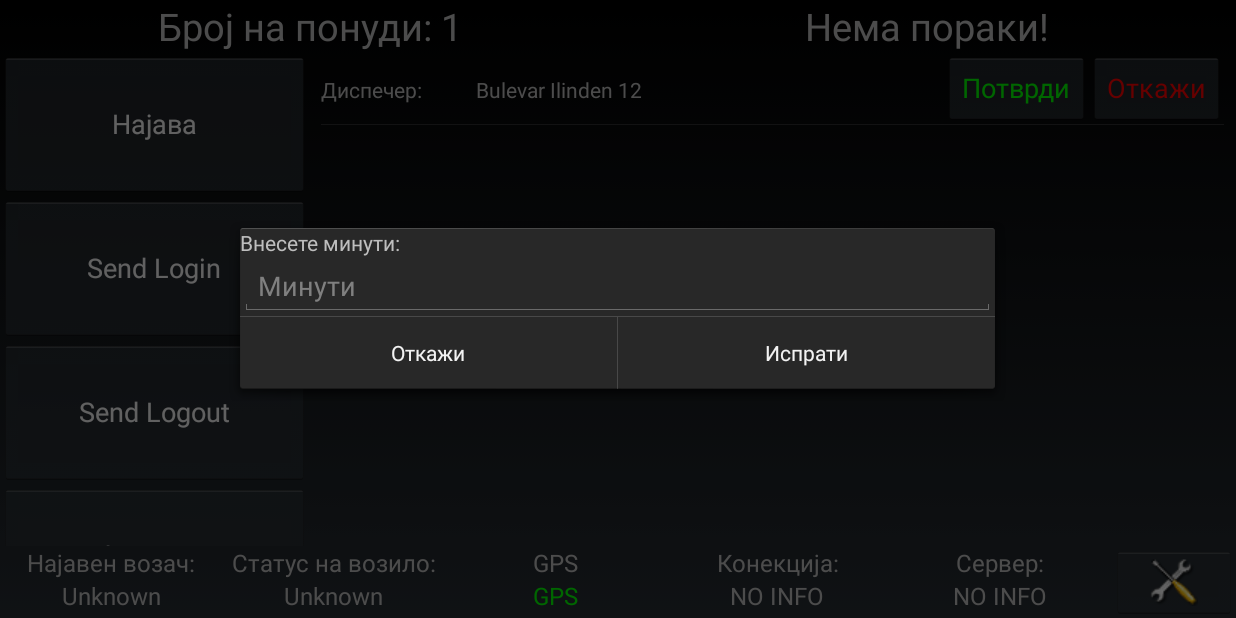
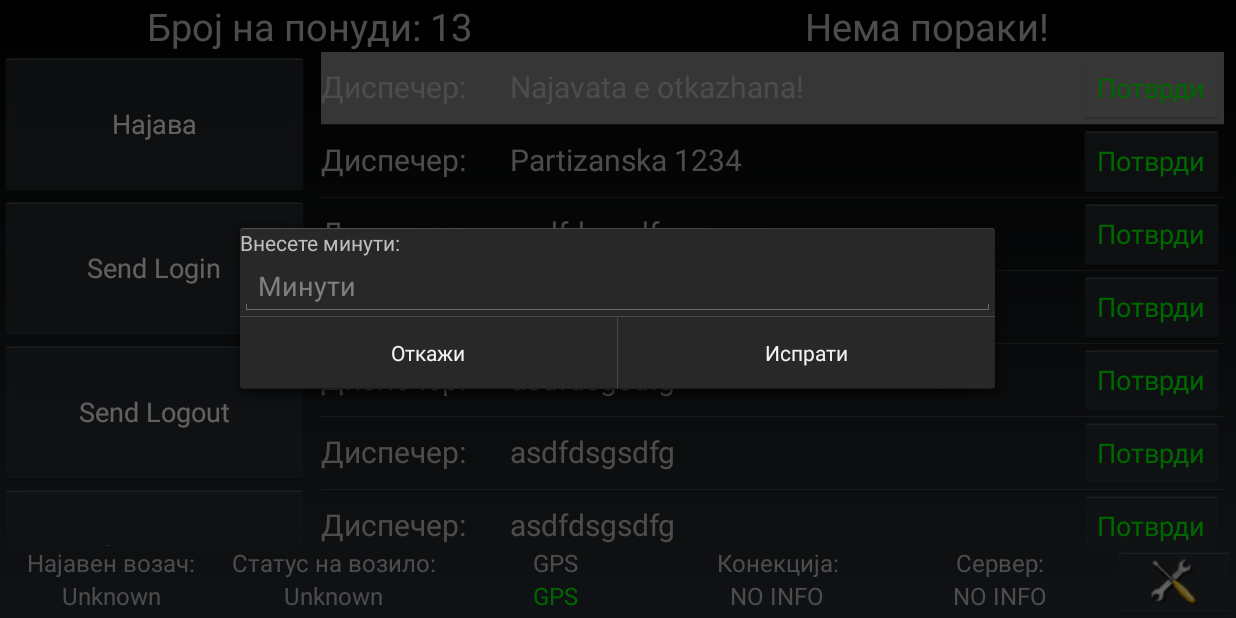
Before and after one commit to VelikovPetar/TaxiApp, an Android app: the screen it shows after launch (MainActivity), after a tap on "Потврди", on a phone screen of 824 x 412 dp (held sideways). Run offline under Robolectric (Android 15) with nearby library versions, the phone set to English and light mode, and no system bars; 1 statement that could not run was skipped; 2 other taps on this screen came first.

Commit message:
Canceling short offers

```diff
--- a/app/src/main/java/com/example/acer/taxiapp/BroadcastActions.java
+++ b/app/src/main/java/com/example/acer/taxiapp/BroadcastActions.java
@@ -9,4 +9,5 @@ public class BroadcastActions {
 
     public static final String ACTION_POPUP_MESSAGE = "tcpclient.broadcastactions.popup";
     public static final String ACTION_SHORT_OFFER = "tcpclient.broadcastactions.shortoffer";
+    public static final String ACTION_CANCEL_SHORT_OFFER = "tcpclient.broadcastactions.cancelshortoffer";
 }
--- a/app/src/main/java/com/example/acer/taxiapp/MainActivity.java
+++ b/app/src/main/java/com/example/acer/taxiapp/MainActivity.java
@@ -114,6 +114,8 @@ public class MainActivity extends Activity implements LocationListener,
 //    private Location gpsLocation;
 //    private Location networkLocation;
 
+    // Handler for delayed actions
+    private Handler handler;
 
     @Override
     protected void onCreate(@Nullable Bundle savedInstanceState) {
@@ -158,10 +160,12 @@ public class MainActivity extends Activity implements LocationListener,
 
         Log.e("LIFECYCLE", "ON CREATE");
 
+        // Init handler
+        handler = new Handler();
+
         // TODO REMOVE -----------------------------------------------------------------------------
         final ShortOffer so1 = new ShortOffer(1234, (byte)'0', "Nikola Parapunov 12");
         shortOffers.add(so1);
-        Handler handler = new Handler();
         handler.postDelayed(new Runnable() {
             @Override
             public void run() {
@@ -183,6 +187,19 @@ public class MainActivity extends Activity implements LocationListener,
         }, 10000);
         ShortOffer so2 = new ShortOffer(1235, (byte)'3', "Bulevar Ilinden 12");
         shortOffers.add(so2);
+        ShortOffer so3 = new ShortOffer(1236, (byte)'3', "Partizanska 1234");
+        shortOffers.add(so3);
+        shortOffers.add(new ShortOffer(1237, (byte) '3', "asdfdsgsdfg"));
+        shortOffers.add(new ShortOffer(1238, (byte) '3', "asdfdsgsdfg"));
+        shortOffers.add(new ShortOffer(1239, (byte) '3', "asdfdsgsdfg"));
+        shortOffers.add(new ShortOffer(12310, (byte) '3', "asdfdsgsdfg"));
+        shortOffers.add(new ShortOffer(12311, (byte) '3', "asdfdsgsdfg"));
+        shortOffers.add(new ShortOffer(12312, (byte) '3', "asdfdsgsdfg"));
+        shortOffers.add(new ShortOffer(12313, (byte) '3', "asdfdsgsdfg"));
+        shortOffers.add(new ShortOffer(12314, (byte) '3', "asdfdsgsdfg"));
+        shortOffers.add(new ShortOffer(12315, (byte) '3', "asdfdsgsdfg"));
+        shortOffers.add(new ShortOffer(12316, (byte) '3', "asdfdsgsdfg"));
+        shortOffers.add(new ShortOffer(12317, (byte) '3', "asdfdsgsdfg"));
         // TODO Remove -----------------------------------------------------------------------------
     }
 
@@ -269,13 +286,24 @@ public class MainActivity extends Activity implements LocationListener,
 
         // register receiver for short offers
         IntentFilter intentFilter1 = new IntentFilter();
-        intentFilter.addAction(BroadcastActions.ACTION_SHORT_OFFER);
+        intentFilter1.addAction(BroadcastActions.ACTION_SHORT_OFFER);
+        intentFilter1.addAction(BroadcastActions.ACTION_CANCEL_SHORT_OFFER);
         LocalBroadcastManager.getInstance(this).registerReceiver(shortOfferReceiver, intentFilter1);
 
 
-        // TODO REMOVE
+        // TODO REMOVE -----------------------------------------------------------------------------
         ((OffersStatusBarFragment)getFragmentManager().findFragmentByTag("TAG_OFFERS_STATUS_BAR_FRAGMENT")).setOffersCount(shortOffers.size());
-
+        handler.postDelayed(new Runnable() {
+            @Override
+            public void run() {
+                Intent intent1 = new Intent();
+                intent1.setAction(BroadcastActions.ACTION_CANCEL_SHORT_OFFER);
+                intent1.putExtra(Parser.ID_PHONE_CALL, (long)1235);
+                intent1.putExtra(Parser.TEXT_MESSAGE, "Najavata e otkazhana!");
+                LocalBroadcastManager.getInstance(MainActivity.this).sendBroadcast(intent1);
+            }
+        }, 5000);
+        // TODO REMOVE -----------------------------------------------------------------------------
 
         Log.e("LIFECYCLE", "ON RESUME");
         // Register network status receiver
@@ -516,7 +544,6 @@ public class MainActivity extends Activity implements LocationListener,
                 if(offersStatusBarFragment != null && offersStatusBarFragment.isVisible()) {
                     offersStatusBarFragment.setMessagesCount(popupMessages.size());
                 }
-                Log.e("BYTE", "RECEIVER CALLED");
             }
         }
     }
@@ -525,7 +552,7 @@ public class MainActivity extends Activity implements LocationListener,
     private ArrayList<ShortOffer> shortOffers = new ArrayList<>();
 
     // Receiver instance
-    private ShortOfferReceiver shortOfferReceiver = new ShortOfferReceiver();
+    private ShortOfferReceiver shortOfferReceiver = new ShortOfferReceiver(handler);
 
     @Override
     public List<ShortOffer> getShortOffers() {
@@ -534,6 +561,28 @@ public class MainActivity extends Activity implements LocationListener,
 
     // Broadcast receiver for incoming short offers
     private class ShortOfferReceiver extends BroadcastReceiver {
+
+        private Handler receiverHandler;
+
+        public ShortOfferReceiver(Handler handler) {
+            this.receiverHandler = handler;
+        }
+
+        private void updateFragments() {
+            FragmentManager fManager = getFragmentManager();
+            // If the offers fragment is visible, update the list view displaying the short offers
+            OffersFragment offersFragment = (OffersFragment) fManager.findFragmentByTag("TAG_OFFERS_FRAGMENT");
+            if(offersFragment != null && offersFragment.isVisible()) {
+                offersFragment.notifyDataSetChanged();
+            }
+            // Update the offers status bar
+            OffersStatusBarFragment offersStatusBarFragment =
+                    (OffersStatusBarFragment) fManager.findFragmentByTag("TAG_OFFERS_STATUS_BAR_FRAGMENT");
+            if(offersStatusBarFragment != null && offersStatusBarFragment.isVisible()) {
+                offersStatusBarFragment.setOffersCount(shortOffers.size());
+            }
+        }
+
         @Override
         public void onReceive(Context context, Intent intent) {
             String action = intent.getAction();
@@ -543,39 +592,25 @@ public class MainActivity extends Activity implements LocationListener,
                 String textMessage = intent.getStringExtra(Parser.TEXT_MESSAGE);
                 final ShortOffer shortOffer = new ShortOffer(idPhoneCall, offerSource, textMessage);
                 shortOffers.add(0, shortOffer);
-                Handler handler = new Handler();
-                handler.postDelayed(new Runnable() {
+                receiverHandler.postDelayed(new Runnable() {
                     @Override
                     public void run() {
-                        shortOffers.remove(shortOffer);
-                        // If the offers fragment is visible, update the list view displaying the short offers
-                        FragmentManager fManager = getFragmentManager();
-                        OffersFragment offersFragment = (OffersFragment) fManager.findFragmentByTag("TAG_OFFERS_FRAGMENT");
-                        if(offersFragment != null && offersFragment.isVisible()) {
-                            offersFragment.notifyDataSetChanged();
-                        }
-
-                        // Update the offers status bar
-                        OffersStatusBarFragment offersStatusBarFragment =
-                                (OffersStatusBarFragment) fManager.findFragmentByTag("TAG_OFFERS_STATUS_BAR_FRAGMENT");
-                        if(offersStatusBarFragment != null && offersStatusBarFragment.isVisible()) {
-                            offersStatusBarFragment.setOffersCount(shortOffers.size());
+                        if(!shortOffer.isCanceled()) {
+                            shortOffers.remove(shortOffer);
+                            updateFragments();
                         }
                     }
                 }, 10000);
-
-                // If the offers fragment is visible, update the list view displaying the short offers
-                FragmentManager fManager = getFragmentManager();
-                OffersFragment offersFragment = (OffersFragment) fManager.findFragmentByTag("TAG_OFFERS_FRAGMENT");
-                if(offersFragment != null && offersFragment.isVisible()) {
-                    offersFragment.notifyDataSetChanged();
-                }
-
-                // Update the offers status bar
-                OffersStatusBarFragment offersStatusBarFragment =
-                        (OffersStatusBarFragment) fManager.findFragmentByTag("TAG_OFFERS_STATUS_BAR_FRAGMENT");
-                if(offersStatusBarFragment != null && offersStatusBarFragment.isVisible()) {
-                    offersStatusBarFragment.setOffersCount(shortOffers.size());
+                updateFragments();
+            } else if(action.equals(BroadcastActions.ACTION_CANCEL_SHORT_OFFER)) {
+                long idPhoneCall = intent.getLongExtra(Parser.ID_PHONE_CALL, -1);
+                String textMessage = intent.getStringExtra(Parser.TEXT_MESSAGE);
+                for(ShortOffer so : shortOffers) {
+                    if(so.getIdPhoneCall() == idPhoneCall) {
+                        so.cancel(textMessage);
+                        updateFragments();
+                        break;
+                    }
                 }
             }
         }
--- a/app/src/main/java/com/example/acer/taxiapp/ShortOffer.java
+++ b/app/src/main/java/com/example/acer/taxiapp/ShortOffer.java
@@ -1,15 +1,17 @@
 package com.example.acer.taxiapp;
 
 public class ShortOffer {
+
     private long idPhoneCall;
     private byte offerSource;
     private String textMessage;
-
+    private boolean isCancelled;
 
     ShortOffer(long idPhoneCall, byte offerSource, String textMessage) {
         this.idPhoneCall = idPhoneCall;
         this.offerSource = offerSource;
         this.textMessage = textMessage;
+        this.isCancelled = false;
     }
 
     public long getIdPhoneCall() {
@@ -22,6 +24,15 @@ public class ShortOffer {
 
     public String getTextMessage() {
         return textMessage;
+    }
+
+    public boolean isCanceled() {
+        return isCancelled;
+    }
+
+    public void cancel(String cancelText) {
+        textMessage = cancelText;
+        isCancelled = true;
     }
 
     @Override
--- a/app/src/main/java/com/example/acer/taxiapp/fragments/LoginFragment.java
+++ b/app/src/main/java/com/example/acer/taxiapp/fragments/LoginFragment.java
@@ -148,7 +148,7 @@ public class LoginFragment extends Fragment {
         builder.setNegativeButton("Cancel", new DialogInterface.OnClickListener() {
             @Override
             public void onClick(DialogInterface dialog, int which) {
-                // Do nothing
+                dialog.cancel();
             }
         });
         builder.create().show();
--- a/app/src/main/res/layout/list_item_short_offer.xml
+++ b/app/src/main/res/layout/list_item_short_offer.xml
@@ -11,12 +11,14 @@
             android:id="@+id/text_view_list_item_short_offer_source"
             android:layout_width="0dp"
             android:layout_height="wrap_content"
-            android:layout_weight="1"/>
+            android:layout_weight="1"
+            android:textSize="20sp"/>
         <TextView
             android:id="@+id/text_view_list_item_short_offer_text"
             android:layout_width="0dp"
             android:layout_height="wrap_content"
-            android:layout_weight="3"/>
+            android:layout_weight="3"
+            android:textSize="20sp"/>
     <!--</LinearLayout>-->
     <Button
         android:id="@+id/button_short_offer_confirm"
@@ -24,11 +26,5 @@
         android:layout_height="wrap_content"
         android:text="Потврди"
         android:textColor="#00FF00"/>
-    <Button
-        android:id="@+id/button_short_offer_reject"
-        android:layout_width="wrap_content"
-        android:layout_height="wrap_content"
-        android:text="Откажи"
-        android:textColor="#FF0000"/>
 
 </LinearLayout>
```
Also changed, not shown: app/src/main/java/com/example/acer/taxiapp/Parser.java (+24 -3 lines), app/src/main/java/com/example/acer/taxiapp/fragments/OffersFragment.java (+11 -10 lines).
